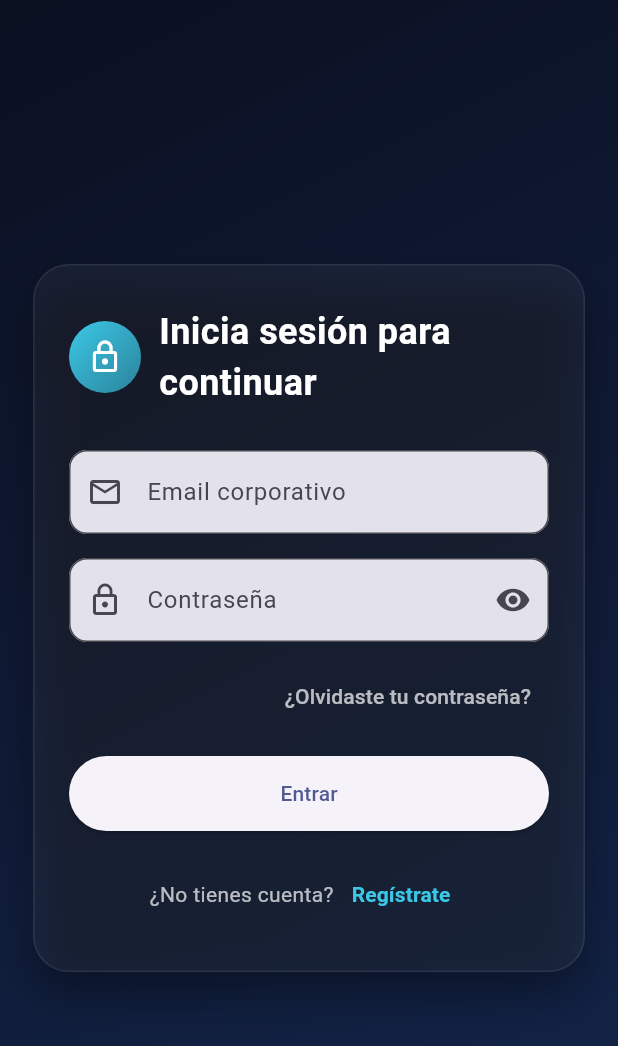
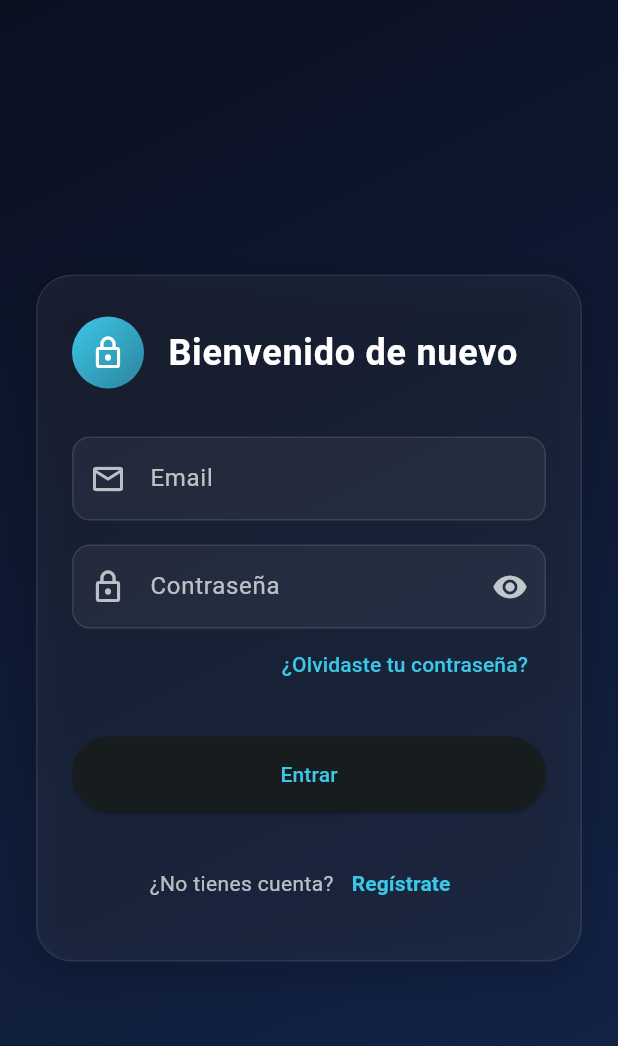
Before and after one commit to Erick-Nu/flutter_app_login, a Flutter app: the screen it shows after launch, on a phone screen of 412 x 824 dp. Shown: the top 1046 px of the screen. Run offline on Flutter 3.47's test engine with Material 3 defaults, Android fonts, the phone set to English and light mode, and no system bars; our stand-ins replace dartz, equatable, flutter_bloc, flutter_dotenv, get_it, supabase_flutter; accounts and stored records are empty.

Commit message:
[Update]: Actualizar los widgets para mejorar los estilos y componentes

```diff
--- a/lib/core/theme/app_theme.dart
+++ b/lib/core/theme/app_theme.dart
@@ -1,18 +1,41 @@
 import 'package:flutter/material.dart';
 
 class AppTheme {
+  // Colores personalizados
+  static const Color primaryColor = Color(0xFF3BC8E7);
+  static const Color backgroundDark = Color(0xFF0B1021);
+  static const Color backgroundLight = Color(0xFF13254B);
+
   static ThemeData get lightTheme {
     return ThemeData(
       useMaterial3: true,
+      // Definimos el esquema de colores global
       colorScheme: ColorScheme.fromSeed(
-        seedColor: const Color(0xFF667EEA),
-        brightness: Brightness.light,
+        seedColor: primaryColor,
+        brightness: Brightness.dark, // Cambiamos a Dark porque tu UI es oscura
+        primary: primaryColor,
+        surface: backgroundLight,
+        onSurface: Colors.white,
       ),
+      scaffoldBackgroundColor: backgroundDark,
+      // Estilo global de inputs para no repetirlo en cada widget
       inputDecorationTheme: InputDecorationTheme(
+        filled: true,
+        fillColor: Colors.white.withOpacity(0.05),
         border: OutlineInputBorder(
           borderRadius: BorderRadius.circular(12),
+          borderSide: BorderSide.none,
         ),
-        filled: true,
+        enabledBorder: OutlineInputBorder(
+          borderRadius: BorderRadius.circular(12),
+          borderSide: BorderSide(color: Colors.white.withOpacity(0.1)),
+        ),
+        focusedBorder: OutlineInputBorder(
+          borderRadius: BorderRadius.circular(12),
+          borderSide: const BorderSide(color: primaryColor),
+        ),
+        labelStyle: TextStyle(color: Colors.white.withOpacity(0.7)),
+        prefixIconColor: Colors.white70,
       ),
     );
   }
--- a/lib/features/auth/presentation/pages/login_page.dart
+++ b/lib/features/auth/presentation/pages/login_page.dart
@@ -1,14 +1,17 @@
 import 'package:flutter/material.dart';
 import 'package:flutter_bloc/flutter_bloc.dart';
+import '../../../../core/theme/app_theme.dart';
 import '../../../../core/utils/validators.dart';
 import '../bloc/auth_bloc.dart';
 import '../bloc/auth_event.dart';
 import '../bloc/auth_state.dart';
 import '../widgets/auth_button.dart';
 import '../widgets/auth_text_field.dart';
+import '../widgets/auth_template.dart'; // Importa el template
+import '../widgets/glass_container.dart'; // Importa el container
+import 'forgot_password_page.dart';
 import 'home_page.dart';
 import 'register_page.dart';
-import 'forgot_password_page.dart';
 
 class LoginPage extends StatefulWidget {
   const LoginPage({super.key});
@@ -42,24 +45,16 @@ class _LoginPageState extends State<LoginPage> {
 
   @override
   Widget build(BuildContext context) {
-    final colorBgDark = const Color(0xFF0B1021);
-    final colorBgLight = const Color(0xFF13254B);
-    final accent = const Color(0xFF3BC8E7);
-
-    return Scaffold(
-      body: Container(
-        decoration: BoxDecoration(
-          gradient: LinearGradient(
-            begin: Alignment.topLeft,
-            end: Alignment.bottomRight,
-            colors: [colorBgDark, colorBgLight],
-          ),
-        ),
+    return AuthTemplate(
       child: BlocConsumer<AuthBloc, AuthState>(
         listener: (context, state) {
           if (state is AuthError) {
             ScaffoldMessenger.of(context).showSnackBar(
-                SnackBar(content: Text(state.message), backgroundColor: Colors.red.shade400),
+              SnackBar(
+                content: Text(state.message),
+                backgroundColor: Colors.red.shade400,
+                behavior: SnackBarBehavior.floating,
+              ),
             );
           } else if (state is AuthAuthenticated) {
             Navigator.of(context).pushReplacement(
@@ -68,65 +63,51 @@ class _LoginPageState extends State<LoginPage> {
           }
         },
         builder: (context, state) {
-            return SafeArea(
-              child: Center(
-                child: SingleChildScrollView(
-                  padding: const EdgeInsets.symmetric(horizontal: 22, vertical: 16),
-                  child: ConstrainedBox(
-                    constraints: const BoxConstraints(maxWidth: 520),
+          return GlassContainer(
             child: Form(
               key: _formKey,
-                      child: DecoratedBox(
-                        decoration: BoxDecoration(
-                          color: Colors.white.withOpacity(0.05),
-                          borderRadius: BorderRadius.circular(24),
-                          border: Border.all(color: Colors.white.withOpacity(0.08)),
-                          boxShadow: [
-                            BoxShadow(
-                              color: Colors.black.withOpacity(0.35),
-                              blurRadius: 24,
-                              offset: const Offset(0, 16),
-                            ),
-                          ],
-                        ),
-                        child: Padding(
-                          padding: const EdgeInsets.symmetric(horizontal: 24, vertical: 28),
               child: Column(
                 crossAxisAlignment: CrossAxisAlignment.stretch,
                 children: [
                   Row(
                     children: [
-                                  Container(
+                      // Animación Hero: El icono flotará suavemente si se usa en otra pantalla con el mismo tag
+                      Hero(
+                        tag: 'auth_logo',
+                        child: Container(
                           height: 48,
                           width: 48,
                           decoration: BoxDecoration(
                             shape: BoxShape.circle,
                             gradient: LinearGradient(
-                                        colors: [accent, accent.withOpacity(0.6)],
+                              colors: [
+                                AppTheme.primaryColor,
+                                AppTheme.primaryColor.withOpacity(0.6)
+                              ],
                               begin: Alignment.topLeft,
                               end: Alignment.bottomRight,
                             ),
                           ),
                           child: const Icon(Icons.lock_outline, color: Colors.white),
                         ),
-                                  const SizedBox(width: 12),
+                      ),
+                      const SizedBox(width: 16),
                       const Expanded(
                         child: Text(
-                                      'Inicia sesión para continuar',
+                          'Bienvenido de nuevo',
                           style: TextStyle(
-                                        color: Colors.white,
                             fontSize: 24,
-                                        fontWeight: FontWeight.w700,
-                                        letterSpacing: 0.3,
+                            fontWeight: FontWeight.bold,
+                            letterSpacing: 0.5,
                           ),
                         ),
                       ),
                     ],
                   ),
-                              const SizedBox(height: 28),
+                  const SizedBox(height: 32),
                   AuthTextField(
                     controller: _emailController,
-                                label: 'Email corporativo',
+                    label: 'Email',
                     prefixIcon: Icons.email_outlined,
                     keyboardType: TextInputType.emailAddress,
                     validator: Validators.validateEmail,
@@ -141,46 +122,42 @@ class _LoginPageState extends State<LoginPage> {
                     validator: Validators.validatePassword,
                     onFieldSubmitted: (_) => _onLoginPressed(),
                   ),
-                              const SizedBox(height: 12),
                   Align(
                     alignment: Alignment.centerRight,
                     child: TextButton(
-                                  onPressed: () {
-                                    Navigator.push(
+                      onPressed: () => Navigator.push(
                         context,
-                                      MaterialPageRoute(builder: (_) => const ForgotPasswordPage()),
-                                    );
-                                  },
-                                  child: const Text(
-                                    '¿Olvidaste tu contraseña?',
-                                    style: TextStyle(color: Colors.white70),
+                        MaterialPageRoute(
+                            builder: (_) => const ForgotPasswordPage()),
+                      ),
+                      child: const Text('¿Olvidaste tu contraseña?'),
                     ),
                   ),
-                              ),
-                              const SizedBox(height: 16),
+                  const SizedBox(height: 24),
                   AuthButton(
                     text: 'Entrar',
                     onPressed: _onLoginPressed,
                     isLoading: state is AuthLoading,
                   ),
-                              const SizedBox(height: 18),
+                  const SizedBox(height: 24),
                   Row(
                     mainAxisAlignment: MainAxisAlignment.center,
                     children: [
-                                  const Text(
+                      Text(
                         '¿No tienes cuenta?',
-                                    style: TextStyle(color: Colors.white70),
+                        style: TextStyle(color: Colors.white.withOpacity(0.7)),
                       ),
                       TextButton(
-                                    onPressed: () {
-                                      Navigator.push(
+                        onPressed: () => Navigator.push(
                           context,
-                                        MaterialPageRoute(builder: (_) => const RegisterPage()),
-                                      );
-                                    },
-                                    child: Text(
+                          MaterialPageRoute(
+                              builder: (_) => const RegisterPage()),
+                        ),
+                        child: const Text(
                           'Regístrate',
-                                      style: TextStyle(color: accent, fontWeight: FontWeight.w700),
+                          style: TextStyle(
+                              color: AppTheme.primaryColor,
+                              fontWeight: FontWeight.bold),
                         ),
                       ),
                     ],
@@ -188,14 +165,8 @@ class _LoginPageState extends State<LoginPage> {
                 ],
               ),
             ),
-                      ),
-                    ),
-                  ),
-                ),
-              ),
           );
         },
-        ),
       ),
     );
   }
--- /dev/null
+++ b/lib/features/auth/presentation/widgets/auth_template.dart
@@ -0,0 +1,40 @@
+import 'package:flutter/material.dart';
+import '../../../../core/theme/app_theme.dart';
+
+class AuthTemplate extends StatelessWidget {
+  final Widget child;
+
+  const AuthTemplate({super.key, required this.child});
+
+  @override
+  Widget build(BuildContext context) {
+    return Scaffold(
+      // GestureDetector para cerrar el teclado al tocar fuera
+      body: GestureDetector(
+        onTap: () => FocusScope.of(context).unfocus(),
+        child: Container(
+          width: double.infinity,
+          height: double.infinity,
+          decoration: const BoxDecoration(
+            gradient: LinearGradient(
+              begin: Alignment.topLeft,
+              end: Alignment.bottomRight,
+              colors: [AppTheme.backgroundDark, AppTheme.backgroundLight],
+            ),
+          ),
+          child: SafeArea(
+            child: Center(
+              child: SingleChildScrollView(
+                padding: const EdgeInsets.symmetric(horizontal: 24, vertical: 16),
+                child: ConstrainedBox(
+                  constraints: const BoxConstraints(maxWidth: 520),
+                  child: child, // Aquí va el contenido específico de cada página
+                ),
+              ),
+            ),
+          ),
+        ),
+      ),
+    );
+  }
+}
--- /dev/null
+++ b/lib/features/auth/presentation/widgets/glass_container.dart
@@ -0,0 +1,34 @@
+import 'package:flutter/material.dart';
+
+class GlassContainer extends StatelessWidget {
+  final Widget child;
+  final EdgeInsetsGeometry padding;
+
+  const GlassContainer({
+    super.key,
+    required this.child,
+    this.padding = const EdgeInsets.symmetric(horizontal: 24, vertical: 28),
+  });
+
+  @override
+  Widget build(BuildContext context) {
+    return DecoratedBox(
+      decoration: BoxDecoration(
+        color: Colors.white.withOpacity(0.05),
+        borderRadius: BorderRadius.circular(24),
+        border: Border.all(color: Colors.white.withOpacity(0.08)),
+        boxShadow: [
+          BoxShadow(
+            color: Colors.black.withOpacity(0.2),
+            blurRadius: 24,
+            offset: const Offset(0, 8),
+          ),
+        ],
+      ),
+      child: Padding(
+        padding: padding,
+        child: child,
+      ),
+    );
+  }
+}
```
Lines whose indentation alone changed are shown as unchanged.
